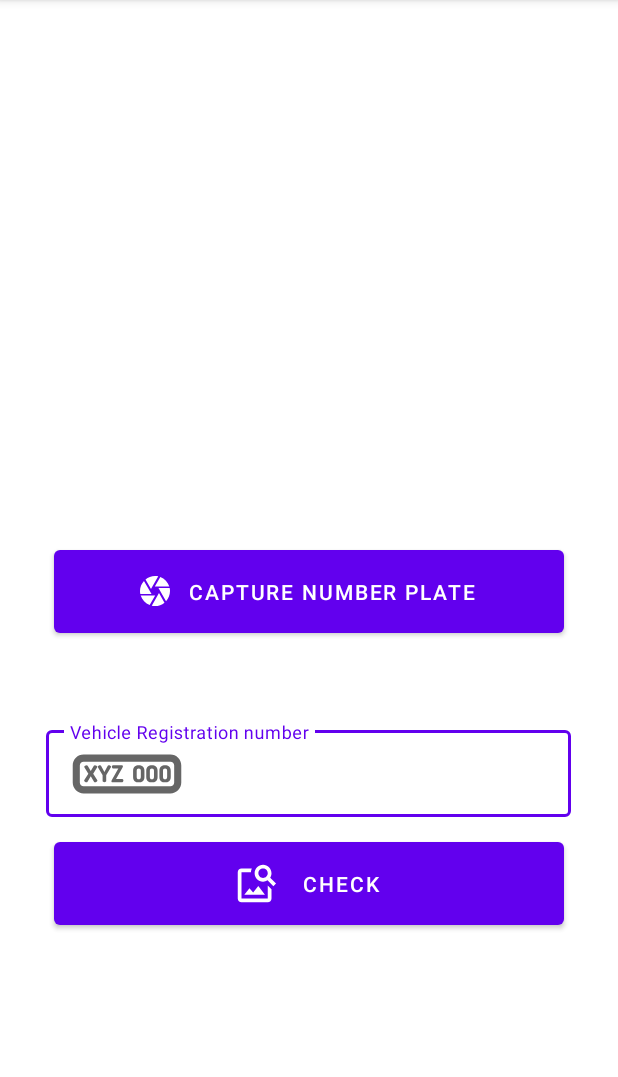
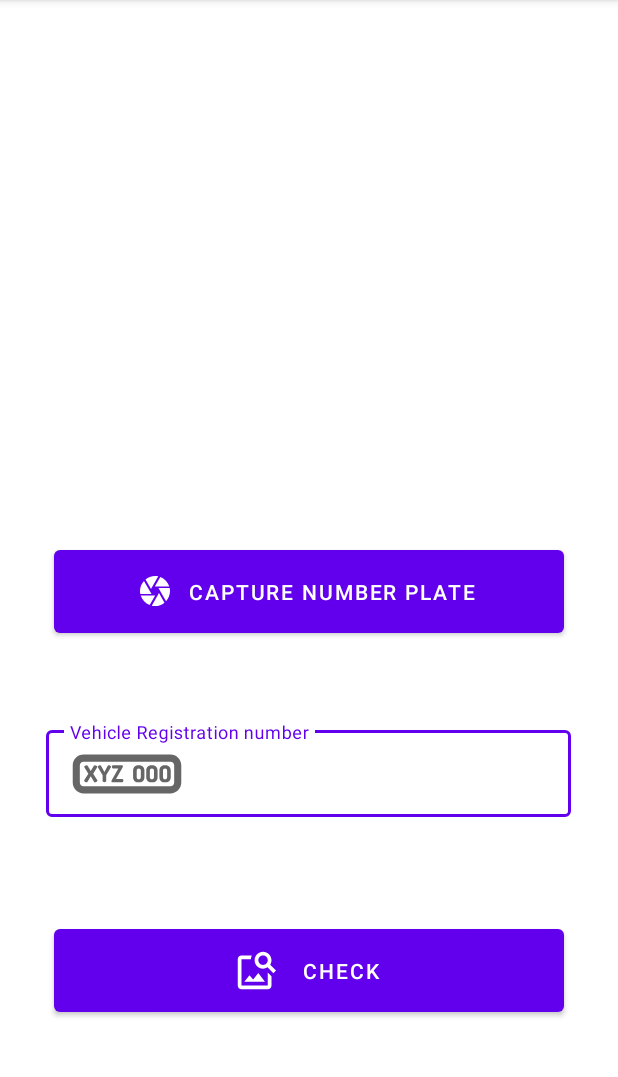
Before and after one commit to imcja007/MLTrial, an Android app: the screen it shows after launch (MainActivity), on a phone screen of 412 x 824 dp, the part 84-1161 px from its top. Run offline under Robolectric (Android 15) with nearby library versions, the phone set to English and light mode, and no system bars; libraries missing offline, so code that uses them is left out: com.google.mlkit.vision, com.theartofdev.edmodo; pictures from the network do not load.

Commit message:
final working with api change with back btn v1.2

```diff
--- a/app/src/main/res/layout/activity_main.xml
+++ b/app/src/main/res/layout/activity_main.xml
@@ -35,7 +35,7 @@
         android:layout_below="@+id/capture_image"
         android:layout_centerHorizontal="true"
         android:layout_marginLeft="20dp"
-        android:layout_marginBottom="83dp"
+        android:layout_marginBottom="30dp"
         android:hint="Vehicle Registration number"
 
         app:startIconDrawable="@drawable/ic_numberplate_foreground">
@@ -47,8 +47,8 @@
             android:layout_centerHorizontal="true"
             android:layout_marginLeft="20dp"
             android:layout_marginEnd="13dp"
+            android:layout_marginBottom="30dp"
             android:ems="10"
-            android:layout_marginBottom="50dp"
             android:inputType="textCapCharacters"
             android:textAllCaps="true" />
     </com.google.android.material.textfield.TextInputLayout>
@@ -74,10 +74,10 @@
         style="@style/Widget.MaterialComponents.Button.Icon"
         android:layout_width="340dp"
         android:layout_height="67dp"
+        android:layout_alignParentBottom="true"
         android:layout_centerHorizontal="true"
-        android:layout_alignParentBottom="true"
-        android:layout_marginBottom="145dp"
         android:text="Check"
+        android:layout_marginBottom="87dp"
         app:icon="@drawable/ic_baseline_image_search_24"
         app:iconGravity="textStart"
         app:iconPadding="15dp"
```
